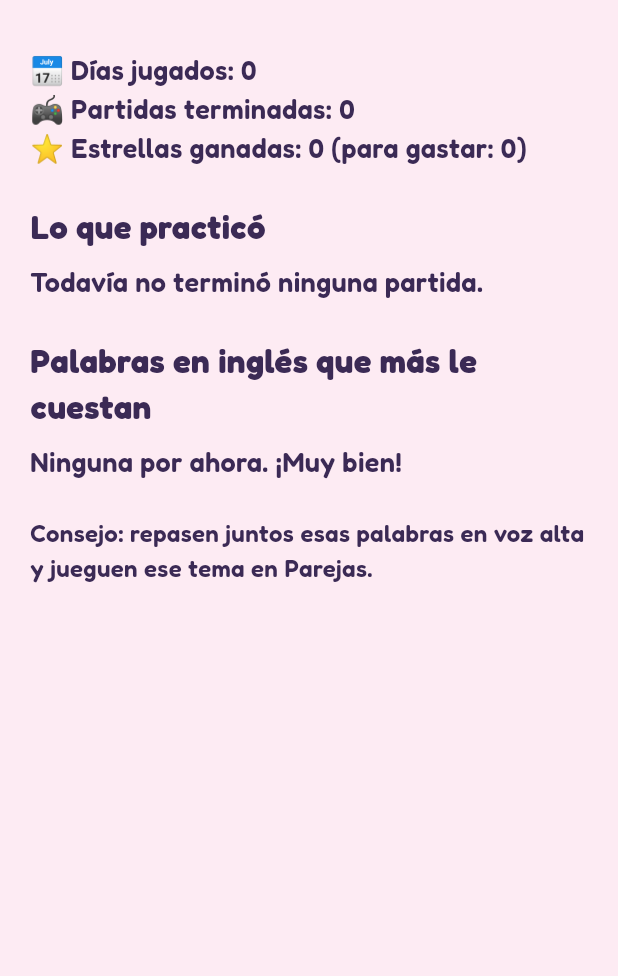
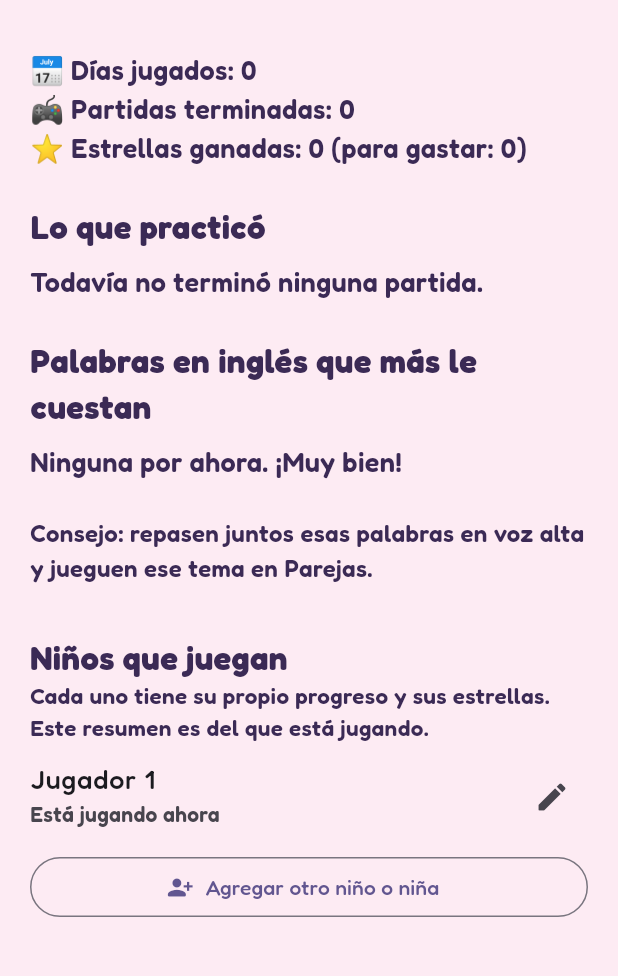
Before and after one commit to VL4N/Infantil, a Flutter app: the ParentsScreen screen opened directly, on a phone screen of 412 x 824 dp, the part 64-1040 px from its top. Run offline on Flutter 3.47's test engine with Material 3 defaults, Android fonts, the phone set to English and light mode, and no system bars; our stand-ins replace audioplayers, flutter_tts, google_mobile_ads, in_app_purchase, shared_preferences; accounts and stored records are empty.

Commit message:
Profiles: several kids on one phone
- Up to 4 profiles, each with its own stars, shop, progress, days and
  difficult words. The first profile keeps the old unprefixed keys, so
  nothing played before is lost; others use 'pN:' keys. Premium and the
  reminder stay per phone.
- With more than one kid the app opens on '¿Quién va a jugar?' and the
  menu shows who plays with a button to change.
- Parents (behind the adult question) add, rename and delete kids.

Co-Authored-By: Claude Opus 5.5 <noreply@anthropic.com>
Claude-Session: https://claude.ai/code/session_01HnKd8G3W1hyppV29D5Z1Vg

```diff
--- a/lib/logic/phrases.dart
+++ b/lib/logic/phrases.dart
@@ -17,6 +17,7 @@ Set<(String, String)> allPhrases() {
     '¡Repasemos!',
     'Pide ayuda a papá o a mamá',
     'Busca las parejas',
+    '¿Quién va a jugar?',
     '¡Eres una estrella!',
     '¡Muy bien!',
     '¡Sigue practicando!',
--- a/lib/main.dart
+++ b/lib/main.dart
@@ -4,6 +4,7 @@ import 'package:flutter/material.dart';
 import 'package:flutter/services.dart';
 
 import 'screens/menu_screen.dart';
+import 'screens/profile_screen.dart';
 import 'services/ads.dart';
 import 'services/app_state.dart';
 import 'services/billing.dart';
@@ -78,7 +79,7 @@ class _AprendeJugandoAppState extends State<AprendeJugandoApp> with WidgetsBindi
       title: 'Aprende Jugando',
       debugShowCheckedModeBanner: false,
       theme: buildTheme(_palette),
-      home: const MenuScreen(),
+      home: AppState.instance.profiles.length > 1 ? const ProfilePickerScreen() : const MenuScreen(),
     );
   }
 }
--- a/lib/screens/parents_screen.dart
+++ b/lib/screens/parents_screen.dart
@@ -3,6 +3,7 @@ import 'package:flutter/material.dart';
 import '../logic/content.dart';
 import '../services/app_state.dart';
 import '../theme.dart';
+import 'profile_screen.dart';
 
 /// Resumen para papás (detrás de la pregunta para adultos): qué practicó y qué le cuesta.
 class ParentsScreen extends StatelessWidget {
@@ -45,8 +46,78 @@ class ParentsScreen extends StatelessWidget {
             'Consejo: repasen juntos esas palabras en voz alta y jueguen ese tema en Parejas.',
             style: TextStyle(fontSize: 16, color: context.palette.ink),
           ),
+          const SizedBox(height: 32),
+          const _Profiles(),
         ],
       ),
     );
   }
 }
+
+/// Niños que juegan en este teléfono: cada uno con su progreso, estrellas y tienda.
+class _Profiles extends StatelessWidget {
+  const _Profiles();
+
+  @override
+  Widget build(BuildContext context) {
+    final state = AppState.instance;
+    return ListenableBuilder(
+      listenable: state,
+      builder: (context, _) => Column(
+        crossAxisAlignment: CrossAxisAlignment.stretch,
+        children: [
+          const Text('Niños que juegan', style: TextStyle(fontSize: 22, fontWeight: FontWeight.bold)),
+          const Text('Cada uno tiene su propio progreso y sus estrellas. Este resumen es del que está jugando.',
+              style: TextStyle(fontSize: 15)),
+          for (final p in state.profiles)
+            ListTile(
+              contentPadding: EdgeInsets.zero,
+              title: Text(p.name, style: const TextStyle(fontSize: 18)),
+              subtitle: p.id == state.profile.id ? const Text('Está jugando ahora') : null,
+              trailing: Row(
+                mainAxisSize: MainAxisSize.min,
+                children: [
+                  IconButton(
+                    tooltip: 'Cambiar nombre',
+                    icon: const Icon(Icons.edit_rounded),
+                    onPressed: () async {
+                      final name = await askName(context, initial: p.name);
+                      if (name != null) state.renameProfile(p.id, name);
+                    },
+                  ),
+                  if (state.profiles.length > 1)
+                    IconButton(
+                      tooltip: 'Borrar',
+                      icon: const Icon(Icons.delete_outline_rounded),
+                      onPressed: () async {
+                        final ok = await showDialog<bool>(
+                          context: context,
+                          builder: (context) => AlertDialog(
+                            title: Text('¿Borrar a ${p.name}?'),
+                            content: const Text('Se borra su progreso, sus estrellas y lo que compró en la tienda.'),
+                            actions: [
+                              TextButton(onPressed: () => Navigator.pop(context, false), child: const Text('Cancelar')),
+                              FilledButton(onPressed: () => Navigator.pop(context, true), child: const Text('Borrar')),
+                            ],
+                          ),
+                        );
+                        if (ok == true) state.removeProfile(p.id);
+                      },
+                    ),
+                ],
+              ),
+            ),
+          if (state.profiles.length < AppState.maxProfiles)
+            OutlinedButton.icon(
+              icon: const Icon(Icons.person_add_alt_1_rounded),
+              label: const Text('Agregar otro niño o niña'),
+              onPressed: () async {
+                final name = await askName(context);
+                if (name != null) state.addProfile(name);
+              },
+            ),
+        ],
+      ),
+    );
+  }
+}
```
Also changed, not shown: lib/screens/menu_screen.dart (+24 -0 lines), lib/screens/profile_screen.dart (added, +118 -0 lines), lib/services/app_state.dart (+122 -27 lines), 1 other file.
